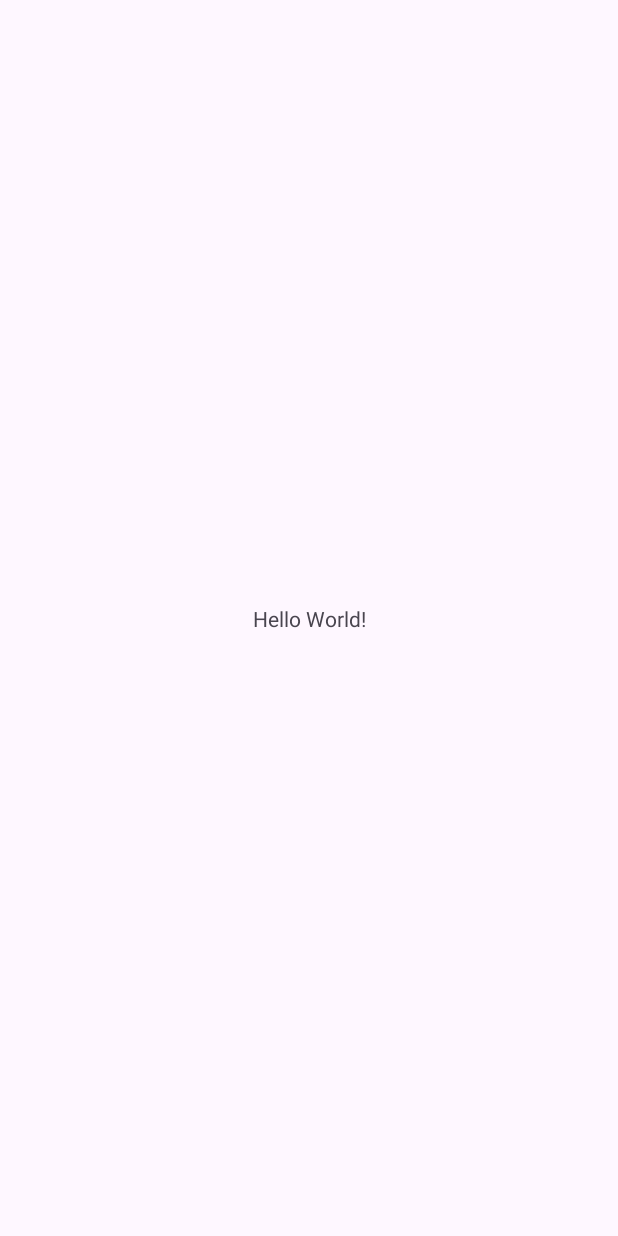
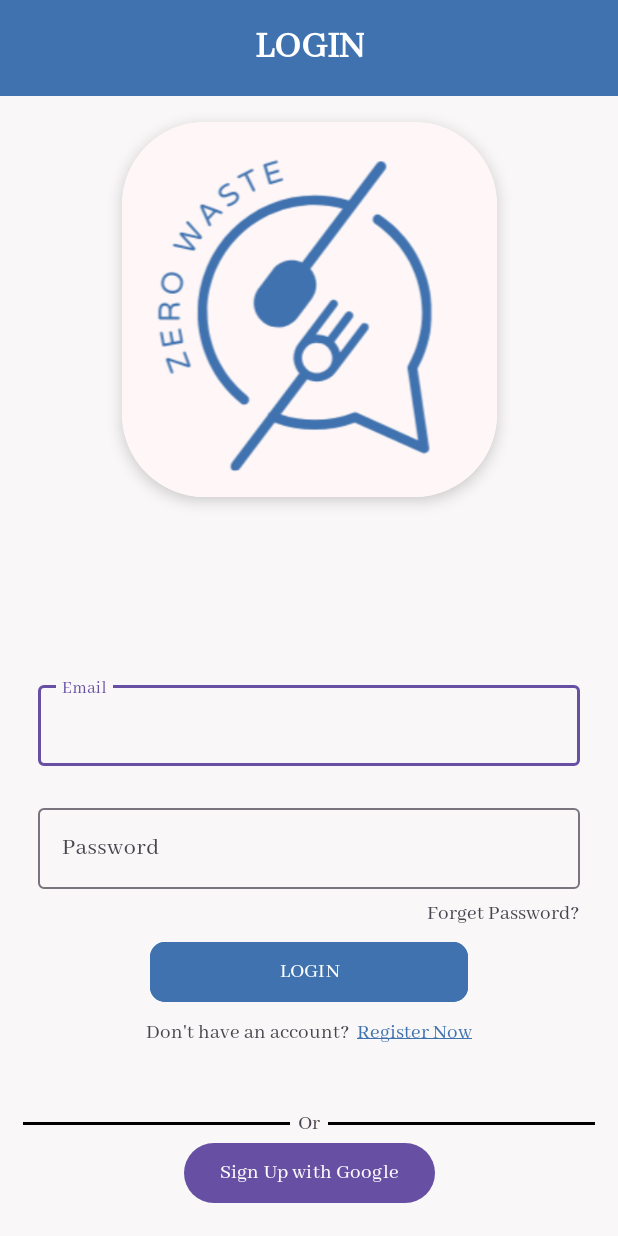
Before and after one commit to xinhui226/MOB-Final-Project-ZeroWaste, an Android app: the screen it shows after launch (MainActivity), on a phone screen of 412 x 824 dp. Before the commit the screen is almost empty. Run offline under Robolectric (Android 15) with nearby library versions, the phone set to English and light mode, and no system bars; our stand-ins replace Dagger/Hilt's generated code; 3 statements that could not run were skipped.

Commit message:
Added login fragment with viewModel and register fragment with viewModel

```diff
--- a/app/src/main/AndroidManifest.xml
+++ b/app/src/main/AndroidManifest.xml
@@ -14,7 +14,7 @@
         android:theme="@style/Theme.MOBFinalProject"
         tools:targetApi="31">
         <activity
-            android:name=".MainActivity"
+            android:name=".ui.MainActivity"
             android:exported="true">
             <intent-filter>
                 <action android:name="android.intent.action.MAIN" />
--- a/app/src/main/java/com/xinhui/mobfinalproject/core/di/RepoModule.kt
+++ b/app/src/main/java/com/xinhui/mobfinalproject/core/di/RepoModule.kt
@@ -1,8 +1,10 @@
 package com.xinhui.mobfinalproject.core.di
 
 import dagger.Module
+import dagger.Provides
 import dagger.hilt.InstallIn
 import dagger.hilt.components.SingletonComponent
+import javax.inject.Singleton
 
 @Module
 @InstallIn(SingletonComponent::class)
--- a/app/src/main/java/com/xinhui/mobfinalproject/MainActivity.kt
+++ b/app/src/main/java/com/xinhui/mobfinalproject/ui/MainActivity.kt
@@ -1,13 +1,20 @@
-package com.xinhui.mobfinalproject
+package com.xinhui.mobfinalproject.ui
 
 import androidx.appcompat.app.AppCompatActivity
 import android.os.Bundle
+import androidx.navigation.NavController
+import androidx.navigation.findNavController
+import com.xinhui.mobfinalproject.R
 import dagger.hilt.android.AndroidEntryPoint
 
 @AndroidEntryPoint
 class MainActivity : AppCompatActivity() {
+    private lateinit var navController: NavController
+
     override fun onCreate(savedInstanceState: Bundle?) {
         super.onCreate(savedInstanceState)
         setContentView(R.layout.activity_main)
+
+        navController = findNavController(R.id.navHostFragment)
     }
 }
--- /dev/null
+++ b/app/src/main/java/com/xinhui/mobfinalproject/ui/screens/base/BaseFragment.kt
@@ -0,0 +1,60 @@
+package com.xinhui.mobfinalproject.ui.screens.base
+
+import android.os.Bundle
+import android.view.View
+import androidx.core.content.ContextCompat
+import androidx.fragment.app.Fragment
+import androidx.lifecycle.lifecycleScope
+import androidx.navigation.NavController
+import androidx.navigation.fragment.NavHostFragment
+import androidx.viewbinding.ViewBinding
+import com.google.android.material.snackbar.Snackbar
+import com.xinhui.mobfinalproject.ui.screens.base.viewModel.BaseViewModel
+import kotlinx.coroutines.launch
+
+abstract class BaseFragment<T : ViewBinding> : Fragment() {
+    abstract val viewModel: BaseViewModel
+    lateinit var binding: T
+    protected lateinit var navController: NavController
+
+    override fun onCreate(savedInstanceState: Bundle?) {
+        super.onCreate(savedInstanceState)
+    }
+
+    override fun onViewCreated(view: View, savedInstanceState: Bundle?) {
+        super.onViewCreated(view, savedInstanceState)
+        navController = NavHostFragment.findNavController(this)
+        setupUIComponents(view)
+        setupViewModelObserver()
+    }
+
+    open fun setupUIComponents(view: View) {
+
+    }
+
+    open fun setupViewModelObserver() {
+        lifecycleScope.launch {
+            viewModel.error.collect {
+                showSnackbar(it, true)
+            }
+        }
+
+        lifecycleScope.launch {
+            viewModel.error.collect {
+               showSnackbar(it)
+            }
+        }
+    }
+
+    fun showSnackbar(msg: String, error: Boolean = false){
+        val snackbar = Snackbar.make(binding.root, msg, Snackbar.LENGTH_LONG)
+        if(error){
+            snackbar.setBackgroundTint(
+                ContextCompat.getColor(
+                    requireContext(),
+                    com.google.android.material.R.color.design_default_color_error
+                )
+            )
+        }
+    }
+}
--- /dev/null
+++ b/app/src/main/java/com/xinhui/mobfinalproject/ui/screens/login/LoginFragment.kt
@@ -0,0 +1,52 @@
+package com.xinhui.mobfinalproject.ui.screens.login
+
+import android.os.Bundle
+import android.view.LayoutInflater
+import android.view.View
+import android.view.ViewGroup
+import androidx.fragment.app.viewModels
+import com.xinhui.mobfinalproject.databinding.FragmentLoginBinding
+import com.xinhui.mobfinalproject.ui.screens.base.BaseFragment
+import com.xinhui.mobfinalproject.ui.screens.login.viewModel.LoginViewModelImpl
+import dagger.hilt.android.AndroidEntryPoint
+
+@AndroidEntryPoint
+class LoginFragment: BaseFragment<FragmentLoginBinding>(){
+    override val viewModel: LoginViewModelImpl by viewModels()
+
+    override fun onCreateView(
+        inflater: LayoutInflater,
+        container: ViewGroup?,
+        savedInstanceState: Bundle?
+    ): View? {
+        binding = FragmentLoginBinding.inflate(inflater, container, false)
+        return binding.root
+    }
+
+    override fun setupUIComponents(view: View) {
+        super.setupUIComponents(view)
+
+        binding.run {
+            btnLogin.setOnClickListener {
+                viewModel.login(
+                    etEmail.text.toString(),
+                    etPassword.text.toString()
+                )
+            }
+
+            tvRegisterNow.setOnClickListener {
+                val action = LoginFragmentDirections.actionLoginToRegister()
+                navController.navigate(action)
+            }
+
+            tvForgetPass.setOnClickListener {
+
+            }
+        }
+    }
+
+    override fun setupViewModelObserver() {
+        super.setupViewModelObserver()
+
+    }
+}
--- a/app/src/main/res/layout/activity_main.xml
+++ b/app/src/main/res/layout/activity_main.xml
@@ -4,15 +4,14 @@
     xmlns:tools="http://schemas.android.com/tools"
     android:layout_width="match_parent"
     android:layout_height="match_parent"
-    tools:context=".MainActivity">
+    tools:context=".ui.MainActivity">
 
-    <TextView
-        android:layout_width="wrap_content"
-        android:layout_height="wrap_content"
-        android:text="Hello World!"
-        app:layout_constraintBottom_toBottomOf="parent"
-        app:layout_constraintEnd_toEndOf="parent"
-        app:layout_constraintStart_toStartOf="parent"
-        app:layout_constraintTop_toTopOf="parent" />
+    <fragment
+        android:id="@+id/navHostFragment"
+        android:layout_width="match_parent"
+        android:layout_height="match_parent"
+        android:name="androidx.navigation.fragment.NavHostFragment"
+        app:defaultNavHost="true"
+        app:navGraph="@navigation/nav_graph"/>
 
 </androidx.constraintlayout.widget.ConstraintLayout>
--- a/app/src/main/res/layout/login_page.xml
+++ b/app/src/main/res/layout/fragment_login.xml
@@ -7,6 +7,7 @@
     android:background="@color/LM_bg_color">
 
     <com.google.android.material.appbar.AppBarLayout
+        android:id="@+id/appBarLayout"
         android:layout_width="match_parent"
         android:layout_height="wrap_content"
         app:layout_constraintEnd_toEndOf="parent"
@@ -31,7 +32,7 @@
     </com.google.android.material.appbar.AppBarLayout>
 
     <androidx.cardview.widget.CardView
-        android:id="@+id/cardView"
+        android:id="@+id/cvImage"
         android:layout_width="wrap_content"
         android:layout_height="wrap_content"
         app:cardCornerRadius="55dp"
@@ -61,10 +62,10 @@
         app:layout_constraintVertical_bias="0.636">
 
         <com.google.android.material.textfield.TextInputEditText
+            android:id="@+id/etEmail"
             android:layout_width="match_parent"
             android:layout_height="wrap_content"
-            android:fontFamily="@f"
-            android:hint="Email"
+            android:hint="@string/email"
             tools:layout_editor_absoluteX="3dp"
             tools:layout_editor_absoluteY="340dp" />
 
@@ -76,35 +77,37 @@
         android:layout_height="wrap_content"
         android:layout_marginHorizontal="25dp"
         android:layout_marginBottom="8dp"
-        app:layout_constraintBottom_toTopOf="@+id/textView"
+        app:layout_constraintBottom_toTopOf="@+id/tvForgetPass"
         app:layout_constraintEnd_toEndOf="parent"
         app:layout_constraintStart_toStartOf="parent">
 
         <com.google.android.material.textfield.TextInputEditText
+            android:id="@+id/etPassword"
             android:layout_width="match_parent"
             android:layout_height="wrap_content"
-            android:hint="Password"
+            android:hint="@string/password"
             tools:layout_editor_absoluteX="3dp"
             tools:layout_editor_absoluteY="340dp" />
     </com.google.android.material.textfield.TextInputLayout>
 
     <TextView
-        android:id="@+id/textView"
+        android:id="@+id/tvForgetPass"
         android:layout_width="wrap_content"
         android:layout_height="wrap_content"
-        android:text="Forget Password?"
+        android:text="@string/forget_password"
         app:layout_constraintBottom_toTopOf="@+id/guideline3"
         app:layout_constraintEnd_toEndOf="parent"
         app:layout_constraintHorizontal_bias="0.916"
         app:layout_constraintStart_toStartOf="parent" />
 
     <com.google.android.material.button.MaterialButton
-        android:id="@+id/materialButton"
+        android:id="@+id/btnLogin"
         android:layout_width="match_parent"
         android:layout_height="wrap_content"
         android:layout_marginHorizontal="100dp"
+        android:layout_marginBottom="8dp"
         android:backgroundTint="@color/LM_blue"
-        android:text="LOGIN"
+        android:text="@string/login"
         app:cornerRadius="10dp"
         app:layout_constraintBottom_toTopOf="@+id/linearLayout"
         app:layout_constraintEnd_toEndOf="parent"
@@ -114,10 +117,12 @@
         android:id="@+id/linearLayout"
         android:layout_width="match_parent"
         android:layout_height="wrap_content"
+        android:layout_marginBottom="44dp"
         android:gravity="center"
         android:orientation="horizontal"
         app:layout_constraintBottom_toTopOf="@+id/guideline2"
         app:layout_constraintEnd_toEndOf="parent"
+        app:layout_constraintHorizontal_bias="0.0"
         app:layout_constraintStart_toStartOf="parent">
 
         <TextView
@@ -126,6 +131,7 @@
             android:text="@string/don_t_have_an_account" />
 
         <TextView
+            android:id="@+id/tvRegisterNow"
             android:layout_width="wrap_content"
             android:layout_height="wrap_content"
             android:layout_marginStart="5dp"
@@ -133,26 +139,45 @@
             android:textColor="@color/LM_blue" />
     </LinearLayout>
 
-<!--    <LinearLayout-->
-<!--        android:layout_width="match_parent"-->
-<!--        android:layout_height="wrap_content"-->
-<!--        android:orientation="horizontal">-->
-<!--        -->
-<!--        <View-->
-<!--            android:layout_width="wrap_content"-->
-<!--            android:layout_height="5dp"-->
-<!--            android:background="@color/black"/>-->
+    <LinearLayout
+        android:layout_width="match_parent"
+        android:layout_height="wrap_content"
+        android:orientation="horizontal"
+        android:gravity="center"
+        android:paddingHorizontal="15dp"
+        app:layout_constraintBottom_toTopOf="@+id/materialButton"
+        app:layout_constraintEnd_toEndOf="parent"
+        app:layout_constraintStart_toStartOf="parent">
 
-<!--        <TextView-->
-<!--            android:layout_width="wrap_content"-->
-<!--            android:layout_height="wrap_content"-->
-<!--            android:text="Or"/>-->
-<!--        -->
-<!--        <View-->
-<!--            android:layout_width="wrap_content"-->
-<!--            android:layout_height="5dp"-->
-<!--            android:background="@color/black"/>-->
-<!--    </LinearLayout>-->
+        <View
+            android:layout_width="0dp"
+            android:layout_height="2dp"
+            android:layout_weight="1"
+            android:background="@color/black" />
+
+        <TextView
+            android:layout_width="wrap_content"
+            android:layout_height="wrap_content"
+            android:layout_marginHorizontal="5dp"
+            android:text="Or" />
+
+        <View
+            android:layout_width="0dp"
+            android:layout_height="2dp"
+            android:layout_weight="1"
+            android:background="@color/black" />
+    </LinearLayout>
+
+    <com.google.android.material.button.MaterialButton
+        android:id="@+id/materialButton"
+        android:layout_width="wrap_content"
+        android:layout_height="wrap_content"
+        android:text="Sign Up with Google"
+        app:layout_constraintBottom_toBottomOf="parent"
+        app:layout_constraintEnd_toEndOf="parent"
+        app:layout_constraintStart_toStartOf="parent"
+        app:layout_constraintTop_toBottomOf="@+id/linearLayout"
+        app:layout_constraintVertical_bias="0.768" />
 
     <androidx.constraintlayout.widget.Guideline
         android:id="@+id/guideline"
--- /dev/null
+++ b/app/src/main/res/navigation/nav_graph.xml
@@ -0,0 +1,24 @@
+<?xml version="1.0" encoding="utf-8"?>
+<navigation xmlns:android="http://schemas.android.com/apk/res/android"
+    xmlns:app="http://schemas.android.com/apk/res-auto"
+    xmlns:tools="http://schemas.android.com/tools"
+    android:id="@+id/nav_graph"
+    app:startDestination="@id/loginFragment">
+
+    <fragment
+        android:id="@+id/loginFragment"
+        android:name="com.xinhui.mobfinalproject.ui.screens.login.LoginFragment"
+        android:label="LoginFragment"
+        tools:layout="@layout/fragment_login"
+        >
+        <action
+            android:id="@+id/action_login_to_register"
+            app:destination="@id/registerFragment" />
+    </fragment>
+    <fragment
+        android:id="@+id/registerFragment"
+        android:name="com.xinhui.mobfinalproject.ui.screens.register.RegisterFragment"
+        android:label="RegisterFragment"
+        tools:layout="@layout/fragment_register"
+        />
+</navigation>
--- a/app/src/main/res/values/strings.xml
+++ b/app/src/main/res/values/strings.xml
@@ -2,4 +2,13 @@
     <string name="app_name">MOBFinalProject</string>
     <string name="don_t_have_an_account">Don\'t have an account?</string>
     <string name="register_now"><u>Register Now</u></string>
+    <string name="email">Email</string>
+    <string name="password">Password</string>
+    <string name="forget_password">Forget Password?</string>
+    <string name="login">LOGIN</string>
+    <string name="register">REGISTER</string>
+    <string name="confirm_password">Confirm Password</string>
+    <string name="name">Name</string>
+    <string name="have_an_account">Have an account?</string>
+    <string name="login_now"><u>Login Now</u></string>
 </resources>
--- a/app/src/main/res/values/themes.xml
+++ b/app/src/main/res/values/themes.xml
@@ -3,7 +3,7 @@
     <style name="Base.Theme.MOBFinalProject" parent="Theme.Material3.DayNight.NoActionBar">
         <!-- Customize your light theme here. -->
         <!-- <item name="colorPrimary">@color/my_light_primary</item> -->
+        <item name="android:fontFamily">@font/abhaya_libre_regular</item>
     </style>
-
     <style name="Theme.MOBFinalProject" parent="Base.Theme.MOBFinalProject" />
 </resources>
```
Also changed, not shown: app/src/main/java/com/xinhui/mobfinalproject/ui/screens/base/viewModel/BaseViewModel.kt (added, +23 -0 lines), app/src/main/java/com/xinhui/mobfinalproject/ui/screens/login/viewModel/LoginViewModel.kt (added, +9 -0 lines), app/src/main/java/com/xinhui/mobfinalproject/ui/screens/login/viewModel/LoginViewModelImpl.kt (added, +14 -0 lines), app/src/main/java/com/xinhui/mobfinalproject/ui/screens/register/RegisterFragment.kt (added, +55 -0 lines), app/src/main/java/com/xinhui/mobfinalproject/ui/screens/register/viewModel/RegisterViewModel.kt (added, +10 -0 lines), app/src/main/java/com/xinhui/mobfinalproject/ui/screens/register/viewModel/RegisterViewModelImpl.kt (added, +11 -0 lines), app/src/main/res/layout/fragment_register.xml (added, +173 -0 lines), app/src/main/res/layout/register_page.xml (deleted, +0 -34 lines), app/src/main/res/font/abhaya_libre_regular.ttf (added).
